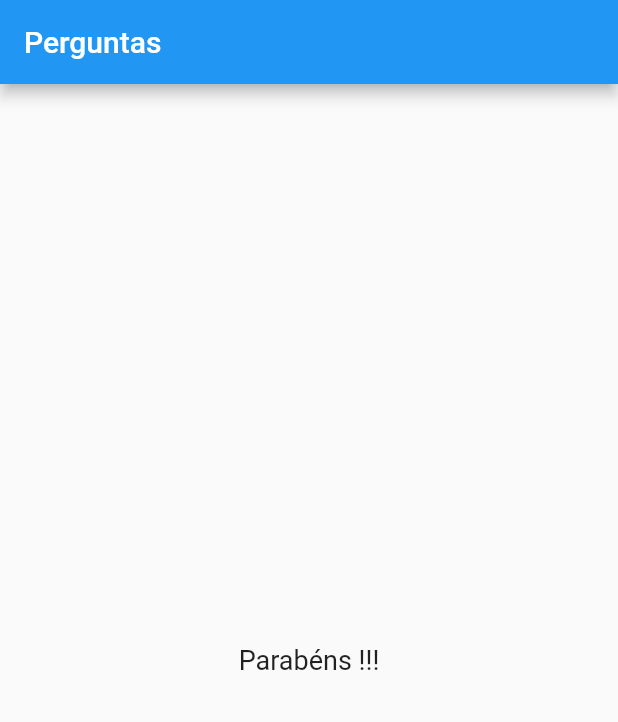
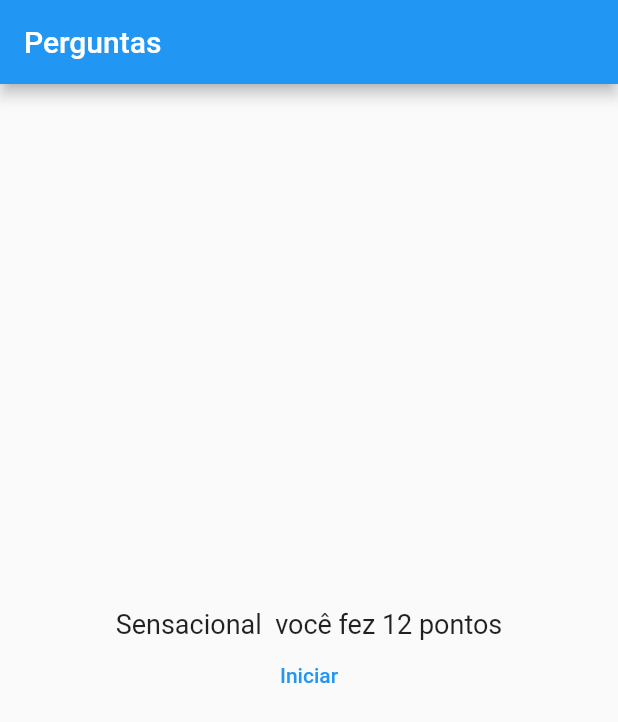
Before and after one commit to fdimant/flutter-course, a Flutter app: the screen it shows after launch, after a tap on "preto", after a tap on "gato", after a tap on "Santos", on a phone screen of 412 x 824 dp. Shown: the top 722 px of the screen. Run offline on Flutter 3.47's test engine with Material 2 defaults, Android fonts, the light colour scheme and no system bars.

Commit message:
lição 68

```diff
--- a/lib/main.dart
+++ b/lib/main.dart
@@ -1,7 +1,6 @@
 // ignore_for_file: prefer_const_constructors
 
 import 'package:flutter/material.dart';
-import 'package:projeto_perguntas/questionario.dart';
 import 'resultado.dart';
 import 'questionario.dart';
 
@@ -11,26 +10,50 @@ main() {
 
 class _PerguntaAppState extends State<PerguntaApp> {
   var _perguntaSelecionada = 0;
+  var _totalPoints = 0;
+
   final List<Map<String, Object>> _perguntas = const [
     {
       'texto': 'Qual é a sua cor favorita ?',
-      'respostas': ['preto', 'verde', 'amarelo', 'azul'],
+      'respostas': [
+        {'texto': 'preto', 'points': 1},
+        {'texto': 'verde', 'points': 2},
+        {'texto': 'amarelo', 'points': 3},
+        {'texto': 'azul', 'points': 4},
+      ],
     },
     {
       'texto': 'Qual é seu animal favorito ?',
-      'respostas': ['cachorro', 'gato', 'cobra', 'coelho'],
+      'respostas': [
+        {'texto': 'cachorro', 'points': 2},
+        {'texto': 'gato', 'points': 4},
+        {'texto': 'cobra', 'points': 5},
+        {'texto': 'coelho', 'points': 6},
+      ],
     },
     {
       'texto': 'Qual é seu time favorito ?',
-      'respostas': ['São Paulo', 'Palmeiras', 'Santos', 'Corinthias'],
+      'respostas': [
+        {'texto': 'São Paulo', 'points': 3},
+        {'texto': 'Palmeiras', 'points': 5},
+        {'texto': 'Santos', 'points': 7},
+        {'texto': 'Corinthias', 'points': 8},
+      ],
     }
   ];
 
-  void _responder() {
+  void _responder(int points) {
     setState(() {
       _perguntaSelecionada++;
+      _totalPoints += points;
     });
-    print(_perguntaSelecionada);
+  }
+
+  void _restartForm() {
+    setState(() {
+      _perguntaSelecionada = 0;
+      _totalPoints = 0;
+    });
   }
 
   bool get temPerguntaSelecionada {
@@ -50,7 +73,7 @@ class _PerguntaAppState extends State<PerguntaApp> {
                 perguntaSelecionada: _perguntaSelecionada,
                 responder: _responder,
               )
-            : Resultado(),
+            : Resultado(_totalPoints, _restartForm),
       ),
     );
   }
--- a/lib/questionario.dart
+++ b/lib/questionario.dart
@@ -5,7 +5,7 @@ import 'resposta.dart';
 class Questionario extends StatelessWidget {
   final List<Map<String, Object>> perguntas;
   final int perguntaSelecionada;
-  final void Function() responder;
+  final void Function(int) responder;
 
   Questionario({
     required this.perguntas,
@@ -19,12 +19,14 @@ class Questionario extends StatelessWidget {
 
   @override
   Widget build(BuildContext context) {
-    List<String> respostas = temPerguntaSelecionada
+    List<Map<String, Object>> respostas = temPerguntaSelecionada
         ? perguntas[perguntaSelecionada].cast()['respostas']
         : [];
 
-    List<Widget> widgetResposta =
-        respostas.map((t) => Resposta(t, responder)).toList();
+    List<Widget> widgetResposta = respostas
+        .map((resp) => Resposta(
+            resp['texto'] as String, () => responder(resp['points'] as int)))
+        .toList();
 
     return Column(children: [
       Questao(perguntas[perguntaSelecionada]['texto'].toString()),
--- a/lib/resultado.dart
+++ b/lib/resultado.dart
@@ -1,17 +1,40 @@
 import 'package:flutter/material.dart';
 
 class Resultado extends StatelessWidget {
-  Resultado();
+  final int totalPoints;
+  final void Function() restartForm;
+
+  Resultado(this.totalPoints, this.restartForm);
+
+  String get fraseResultado {
+    String texto1 = ' você fez $totalPoints pontos';
+    if (totalPoints < 8) {
+      return 'Parabéns  $texto1';
+    } else if (totalPoints < 12) {
+      return 'Muito bem !!! $texto1';
+    } else {
+      return 'Sensacional $texto1';
+    }
+  }
 
   @override
   Widget build(BuildContext context) {
-    return const Center(
-      child: Text(
-        'Parabéns !!!',
-        style: TextStyle(
-          fontSize: 18,
+    return Column(
+      mainAxisAlignment: MainAxisAlignment.center,
+      children: [
+        Center(
+          child: Text(
+            fraseResultado,
+            style: const TextStyle(
+              fontSize: 18,
+            ),
+          ),
         ),
-      ),
+        TextButton(
+          onPressed: restartForm,
+          child: const Text('Iniciar'),
+        )
+      ],
     );
   }
 }
```
